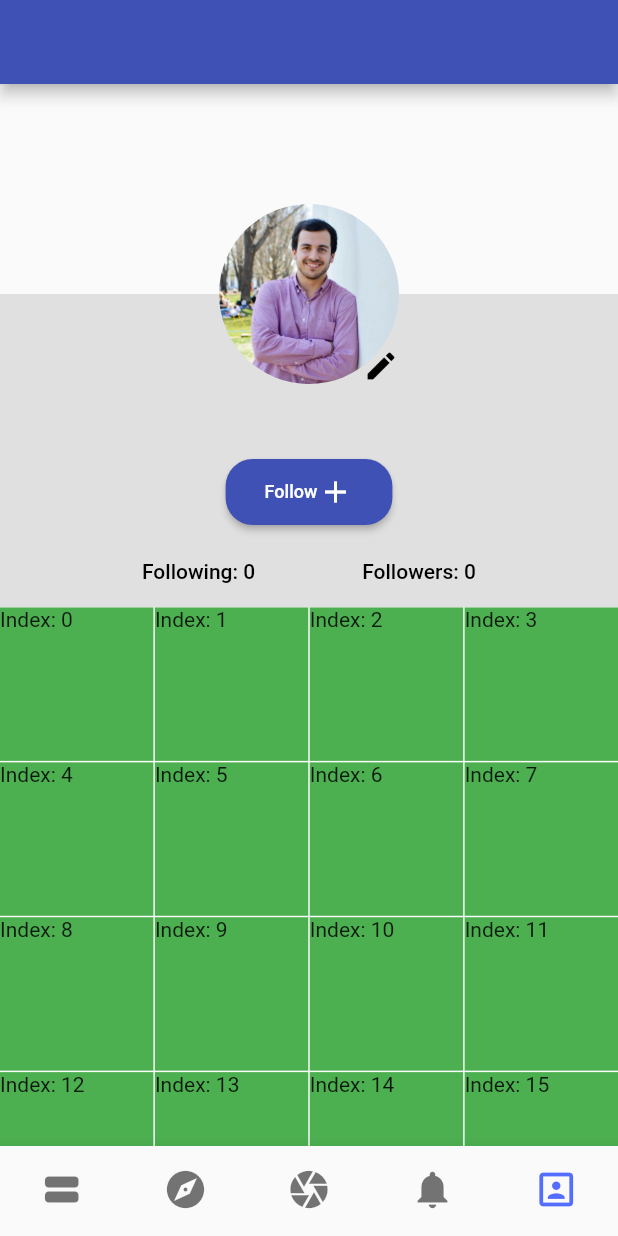
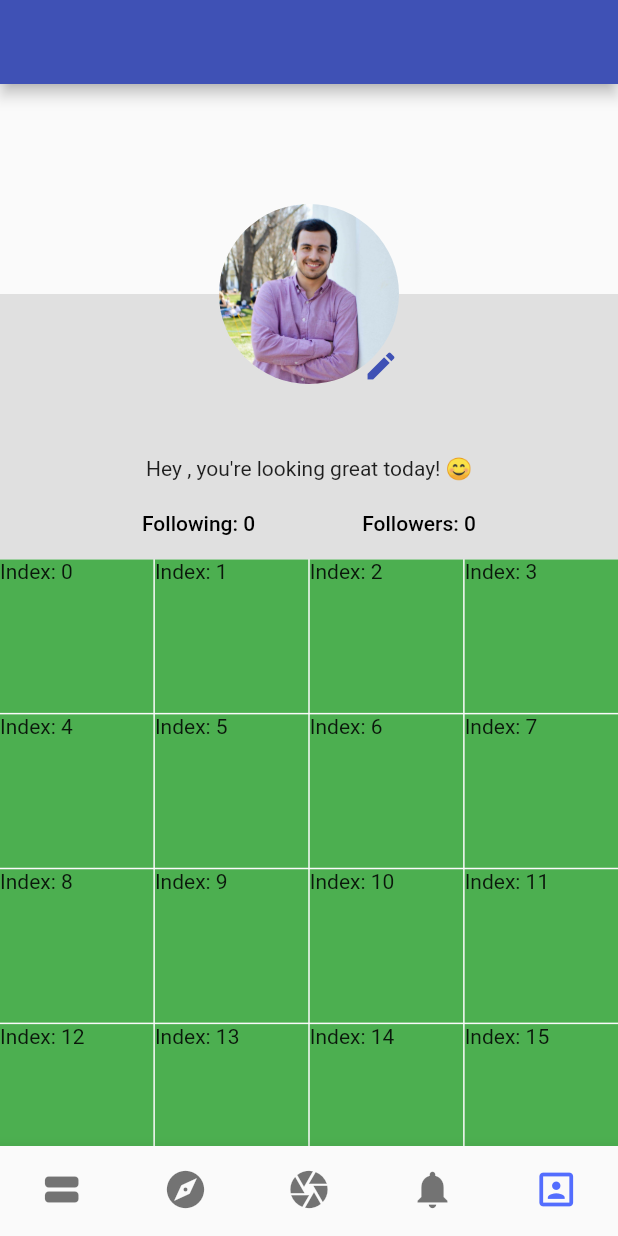
Before and after one commit to philalem/tutorial_app, a Flutter app: the Home screen opened directly, item 5 of the bottom bar chosen, on a phone screen of 412 x 824 dp. Run offline on Flutter 3.47's test engine with Material 2 defaults, Android fonts, the phone set to English and light mode, and no system bars; our stand-ins replace camera, cloud_firestore, firebase_auth, firebase_storage, google_fonts, image_picker and 1 more; missing offline and left inert: algolia; accounts and stored records are empty.

Commit message:
updated profile and dynamic profile

```diff
--- a/lib/home.dart
+++ b/lib/home.dart
@@ -1,7 +1,7 @@
 import 'package:creaid/camerascreen/camera_screen.dart';
 import 'package:creaid/explore.dart';
 import 'package:creaid/notifications.dart';
-import 'package:creaid/profile/dynamicProfile.dart';
+import 'package:creaid/profile/profile.dart';
 import 'package:creaid/video-player.dart';
 import 'package:flutter/material.dart';
 import 'package:flutter/services.dart';
@@ -82,7 +82,7 @@ class _HomeState extends State<Home> {
           builder: (BuildContext context) {
             switch (settings.name) {
               case '/':
-                return DynamicProfile();
+                return Profile();
               default:
                 throw UnimplementedError();
             }
--- a/lib/profile/dynamicProfile.dart
+++ b/lib/profile/dynamicProfile.dart
@@ -37,21 +37,6 @@ class _DynamicProfileState extends State<DynamicProfile> {
     });
   }
 
-  String _getLoadedName() {
-    if (widget.name != null) {
-      return widget.name;
-    }
-    if (userName != null) {
-      if (userName.displayName != null) {
-        return userName.displayName;
-      }
-    }
-    setState(() {
-      _loadCurrentUser();
-    });
-    return '';
-  }
-
   Widget build(BuildContext context) {
     var size = MediaQuery.of(context).size;
     var screenWidth = size.width;
@@ -60,7 +45,7 @@ class _DynamicProfileState extends State<DynamicProfile> {
 
     return Scaffold(
       appBar: AppBar(
-        title: Text(_getLoadedName()),
+        title: Text(widget.name),
       ),
       body: StreamBuilder<UserData>(
         stream: UserDbService(uid: uid).getNames(),
@@ -82,16 +67,7 @@ class _DynamicProfileState extends State<DynamicProfile> {
                     ),
                     Column(
                       children: <Widget>[
-                        GestureDetector(
-                          key: profileKey,
-                          onTap: () {
-                            Navigator.of(context).push(
-                              MaterialPageRoute(
-                                builder: (_) => new UploadProfile(),
-                              ),
-                            );
-                          },
-                          child: Container(
+                        Container(
                           margin: EdgeInsets.only(
                             top: 80,
                           ),
@@ -100,19 +76,11 @@ class _DynamicProfileState extends State<DynamicProfile> {
                           decoration: BoxDecoration(
                             shape: BoxShape.circle,
                             image: DecorationImage(
-                                image: data.photoUrl != null &&
-                                        data.photoUrl != ''
+                              image:
+                                  data.photoUrl != null && data.photoUrl != ''
                                       ? Image.network(data.photoUrl).image
                                       : AssetImage(
                                           'assets/images/phillip_profile.jpg'),
-                              ),
-                            ),
-                            child: Align(
-                              alignment: Alignment.bottomRight,
-                              child: Icon(
-                                Icons.edit,
-                                color: Colors.black,
-                              ),
                             ),
                           ),
                         ),
@@ -127,6 +95,7 @@ class _DynamicProfileState extends State<DynamicProfile> {
                         Padding(
                           padding: EdgeInsets.only(top: 10),
                           child: CreaidButton(
+                            padding: 0,
                             shrink: true,
                             onPressed: () => {},
                             children: <Widget>[
--- a/lib/profile/profile.dart
+++ b/lib/profile/profile.dart
@@ -1,23 +1,94 @@
+import 'package:creaid/profile/DisplayFollow.dart';
+import 'package:creaid/profile/UploadProfile.dart';
+import 'package:creaid/utility/UserData.dart';
+import 'package:creaid/utility/creaidButton.dart';
+import 'package:creaid/utility/user.dart';
+import 'package:creaid/utility/userDBService.dart';
+import 'package:firebase_auth/firebase_auth.dart';
 import 'package:flutter/material.dart';
+import 'package:provider/provider.dart';
 
 class Profile extends StatefulWidget {
-  final String name;
-
-  Profile({this.name});
+  String uid;
+  String name;
+  Profile({this.uid, this.name});
 
   @override
-  createState() => _ProfileState();
+  _ProfileState createState() => _ProfileState();
 }
 
+GlobalKey profileKey = GlobalKey();
+
 class _ProfileState extends State<Profile> {
-  bool _overlaysOn = true;
+  FirebaseUser userName;
+  UserDbService dbService = UserDbService();
+
   @override
+  void initState() {
+    _loadCurrentUser();
+    super.initState();
+  }
+
+  Future<void> _loadCurrentUser() async {
+    return await FirebaseAuth.instance.currentUser().then((FirebaseUser user) {
+      setState(() {
+        this.userName = user;
+      });
+    });
+  }
+
+  String _getLoadedName() {
+    if (userName != null) {
+      if (userName.displayName != null) {
+        return userName.displayName;
+      }
+    }
+    setState(() {
+      _loadCurrentUser();
+    });
+    return '';
+  }
+
   Widget build(BuildContext context) {
+    var size = MediaQuery.of(context).size;
+    var screenWidth = size.width;
+    final user = Provider.of<User>(context);
+    var uid = user.uid;
+
+    return Scaffold(
+      appBar: AppBar(
+        title: Text(_getLoadedName()),
+      ),
+      body: StreamBuilder<UserData>(
+        stream: UserDbService(uid: uid).getNames(),
+        builder: (context, snapshot) {
+          if (snapshot.hasData) {
+            UserData data = snapshot.data;
+
             return ListView(
               children: <Widget>[
+                Stack(
+                  children: <Widget>[
+                    Positioned(
+                      top: 140,
+                      bottom: 0,
+                      child: Container(
+                        color: Colors.grey[300],
+                        width: screenWidth,
+                      ),
+                    ),
                     Column(
                       children: <Widget>[
-            Container(
+                        GestureDetector(
+                          key: profileKey,
+                          onTap: () {
+                            Navigator.of(context).push(
+                              MaterialPageRoute(
+                                builder: (_) => new UploadProfile(),
+                              ),
+                            );
+                          },
+                          child: Container(
                             margin: EdgeInsets.only(
                               top: 80,
                             ),
@@ -26,40 +97,35 @@ class _ProfileState extends State<Profile> {
                             decoration: BoxDecoration(
                               shape: BoxShape.circle,
                               image: DecorationImage(
-                  fit: BoxFit.contain,
-                  image: AssetImage("./assets/images/phillip_profile.jpg"),
+                                image: data.photoUrl != null &&
+                                        data.photoUrl != ''
+                                    ? Image.network(data.photoUrl).image
+                                    : AssetImage(
+                                        'assets/images/phillip_profile.jpg'),
+                              ),
+                            ),
+                            child: Align(
+                              alignment: Alignment.bottomRight,
+                              child: Icon(
+                                Icons.edit,
+                                color: Colors.indigo,
+                              ),
                             ),
                           ),
                         ),
                         Padding(
                           padding: EdgeInsets.only(top: 15),
                           child: Text(
-                widget.name,
+                            data.username,
                             style: TextStyle(
-                  fontSize: 20,
-                ),
+                                fontSize: 20, fontWeight: FontWeight.bold),
                           ),
                         ),
                         Padding(
                           padding: EdgeInsets.only(top: 10),
-              child: RaisedButton(
-                color: Colors.white,
-                onPressed: () {},
-                textColor: Colors.lightBlue,
-                shape: RoundedRectangleBorder(
-                  borderRadius: BorderRadius.circular(18.0),
-                  side: BorderSide(color: Colors.lightBlue),
-                ),
-                child: Row(
-                  children: <Widget>[
-                    Text(
-                      "Follow ",
-                      style: TextStyle(fontSize: 15),
-                    ),
-                    Icon(Icons.add)
-                  ],
-                  mainAxisSize: MainAxisSize.min,
-                ),
+                          child: Container(
+                            child: Text(
+                                'Hey ${userName.displayName}, you\'re looking great today! 😊'),
                           ),
                         ),
                         Padding(
@@ -73,20 +139,34 @@ class _ProfileState extends State<Profile> {
                               FlatButton(
                                 textColor: Colors.black,
                                 onPressed: () {
-                      /*...*/
+                                  Navigator.of(context).push(MaterialPageRoute(
+                                      builder: (_) => new DisplayFollow(
+                                          people: (data.following != null
+                                              ? data.following.asMap()
+                                              : {}))));
                                 },
                                 child: Text(
-                      "Following: 10",
+                                  "Following: " +
+                                      (data.following != null
+                                          ? data.following.length.toString()
+                                          : '0'),
                                 ),
                               ),
                               Spacer(),
                               FlatButton(
                                 textColor: Colors.black,
                                 onPressed: () {
-                      /*...*/
+                                  Navigator.of(context).push(MaterialPageRoute(
+                                      builder: (_) => new DisplayFollow(
+                                          people: (data.followers != null
+                                              ? data.followers.asMap()
+                                              : {}))));
                                 },
                                 child: Text(
-                      "Followers: 10",
+                                  "Followers: " +
+                                      (data.followers != null
+                                          ? data.followers.length.toString()
+                                          : '0'),
                                 ),
                               ),
                               Spacer(
@@ -94,6 +174,8 @@ class _ProfileState extends State<Profile> {
                               ),
                             ],
                           ),
+                        ),
+                      ],
                     ),
                   ],
                 ),
@@ -115,5 +197,13 @@ class _ProfileState extends State<Profile> {
                 ),
               ],
             );
+          } else {
+            return Align(
+                alignment: Alignment.center,
+                child: CircularProgressIndicator());
+          }
+        },
+      ),
+    );
   }
 }
--- a/lib/utility/creaidButton.dart
+++ b/lib/utility/creaidButton.dart
@@ -7,12 +7,14 @@ class CreaidButton extends StatelessWidget {
     this.disabled: false,
     this.shrink: false,
     this.color: Colors.indigo,
+    this.padding: 10,
   });
   List<Widget> children;
   Function onPressed;
   bool disabled;
   bool shrink;
   Color color;
+  double padding;
 
   @override
   Widget build(BuildContext context) {
@@ -24,7 +26,7 @@ class CreaidButton extends StatelessWidget {
         borderRadius: BorderRadius.circular(18.0),
       ),
       child: Padding(
-        padding: const EdgeInsets.all(10.0),
+        padding: EdgeInsets.all(padding),
         child: Row(
           mainAxisAlignment: MainAxisAlignment.center,
           children: children,
```
Also changed, not shown: lib/utility/userDBService.dart (+13 -6 lines). Lines whose indentation alone changed are shown as unchanged.
